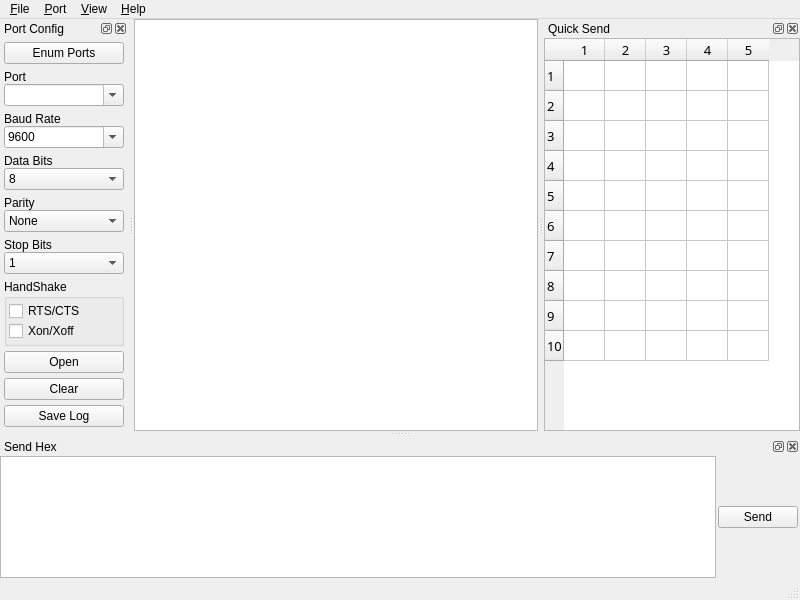
The window that gui_qt4_flat/mainwindow.ui (gamesun/UartVide) describes before a commit, drawn with Qt 5.
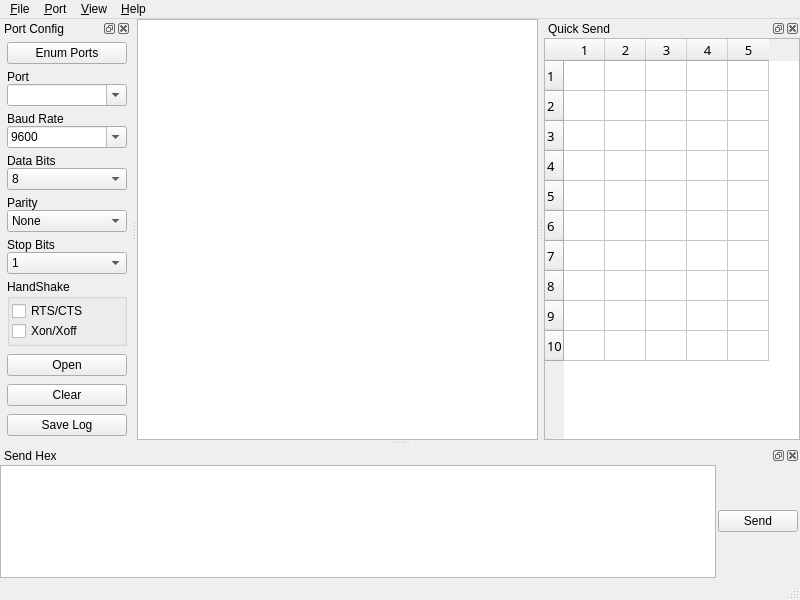
The same window after the commit. Custom widgets are drawn as their Qt base class.

Commit message: Add maximize button

What changed in the file:
```diff
--- a/gui_qt4_flat/mainwindow.ui
+++ b/gui_qt4_flat/mainwindow.ui
@@ -178,7 +178,7 @@
          <number>1</number>
         </property>
         <property name="leftMargin">
-         <number>3</number>
+         <number>6</number>
         </property>
         <property name="topMargin">
          <number>3</number>
@@ -666,7 +666,7 @@
             <property name="sizeHint" stdset="0">
              <size>
               <width>0</width>
-              <height>5</height>
+              <height>8</height>
              </size>
             </property>
            </spacer>
@@ -692,7 +692,7 @@
             <property name="sizeHint" stdset="0">
              <size>
               <width>0</width>
-              <height>5</height>
+              <height>8</height>
              </size>
             </property>
            </spacer>
@@ -715,7 +715,7 @@
             <property name="sizeHint" stdset="0">
              <size>
               <width>0</width>
-              <height>5</height>
+              <height>8</height>
              </size>
             </property>
            </spacer>
```
Left out of the diff: 2 changed lines with no effect on the pictures. The commit also changes 2 other files.
